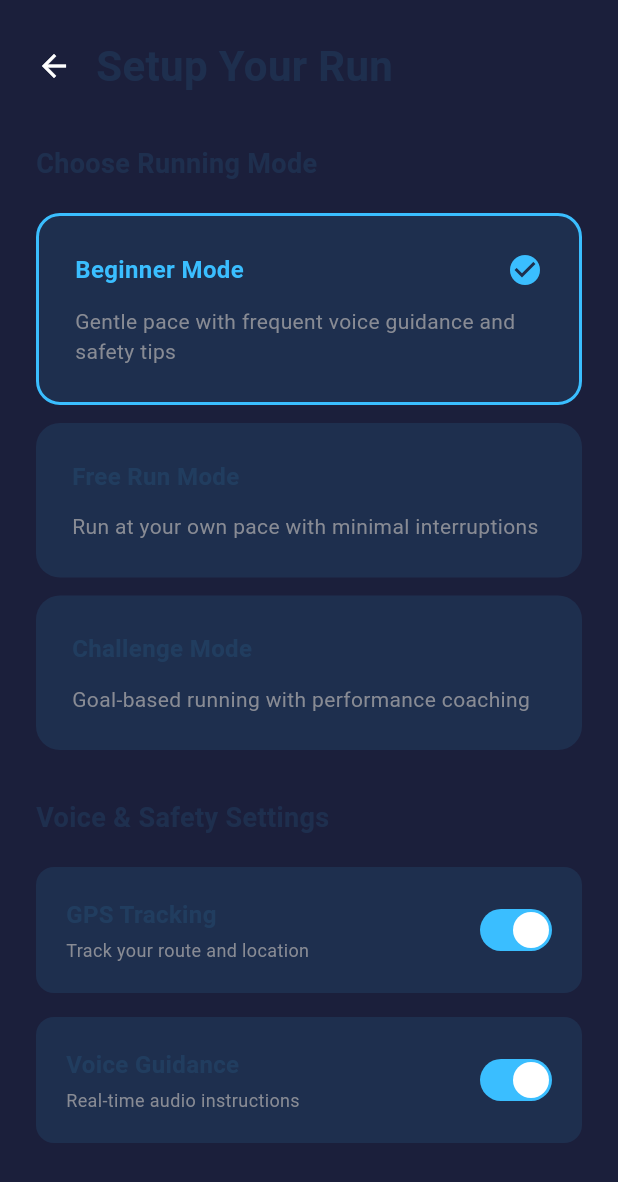
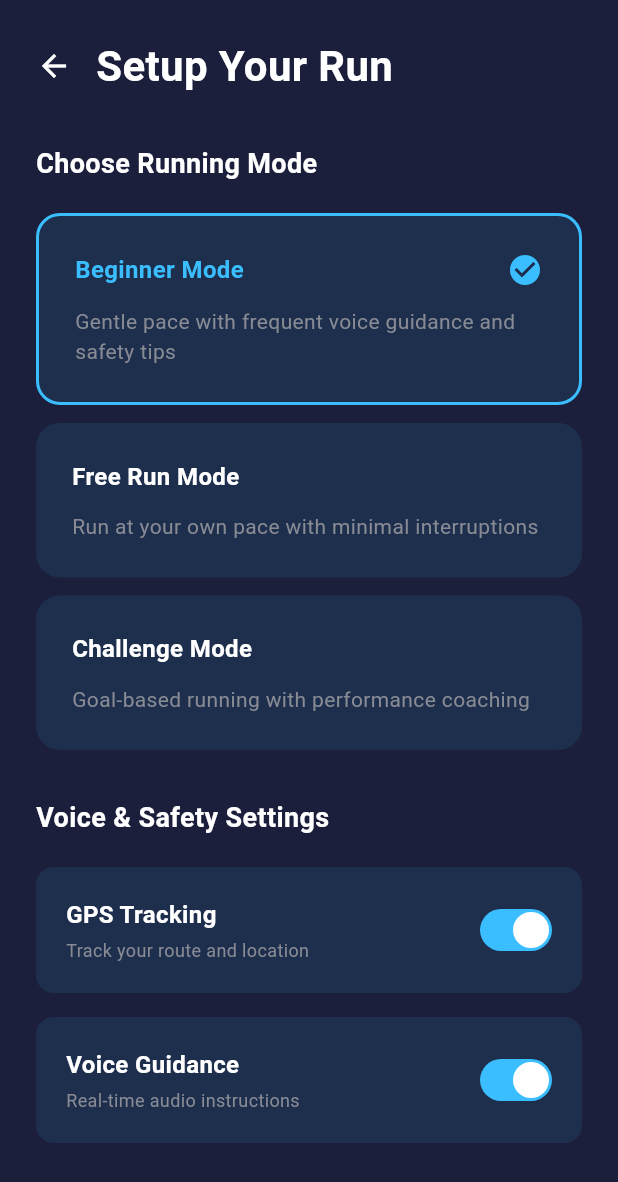
Before and after one commit to labmino/runsight-app, a Flutter app: the SetupRunPage screen opened directly, on a phone screen of 412 x 824 dp. Shown: the top 1182 px of the screen. Run offline on Flutter 3.47's test engine with Material 3 defaults, Android fonts, the phone set to English and light mode, and no system bars; our stand-ins replace cached_network_image, fl_chart, flutter_map, flutter_svg, flutter_tts, get and 2 more; missing offline and left inert: pbp_django_auth; accounts and stored records are empty.

Commit message:
fix: update background and text colors for better visibility

```diff
--- a/lib/presentation/run/setup_run_page.dart
+++ b/lib/presentation/run/setup_run_page.dart
@@ -17,7 +17,7 @@ class _SetupRunPageState extends State<SetupRunPage> {
   @override
   Widget build(BuildContext context) {
     return Scaffold(
-      backgroundColor: Colors.white,
+      backgroundColor: const Color(0x193abeff),
       body: Container(
         width: double.infinity,
         height: double.infinity,
@@ -72,7 +72,7 @@ class _SetupRunPageState extends State<SetupRunPage> {
             style: const TextStyle(
               decoration: TextDecoration.none,
               fontSize: 28,
-              color: Color(0x193abeff),
+              color: Colors.white,
               fontWeight: FontWeight.w600,
             ),
             maxLines: 1,
@@ -93,7 +93,7 @@ class _SetupRunPageState extends State<SetupRunPage> {
           style: TextStyle(
             decoration: TextDecoration.none,
             fontSize: 18,
-            color: Color(0x193abeff),
+            color: Colors.white,
             fontWeight: FontWeight.w600,
           ),
         ),
@@ -157,7 +157,7 @@ class _SetupRunPageState extends State<SetupRunPage> {
                         fontSize: 16,
                         color: isSelected
                             ? const Color(0xff3abeff)
-                            : const Color(0x193abeff),
+                            : Colors.white,
                         fontWeight: FontWeight.w600,
                       ),
                     ),
@@ -198,7 +198,7 @@ class _SetupRunPageState extends State<SetupRunPage> {
           style: TextStyle(
             decoration: TextDecoration.none,
             fontSize: 18,
-            color: Color(0x193abeff),
+            color: Colors.white,
             fontWeight: FontWeight.w600,
           ),
         ),
@@ -247,7 +247,7 @@ class _SetupRunPageState extends State<SetupRunPage> {
                     style: const TextStyle(
                       decoration: TextDecoration.none,
                       fontSize: 16,
-                      color: Color(0x193abeff),
+                      color: Colors.white,
                       fontWeight: FontWeight.w600,
                     ),
                   ),
```
